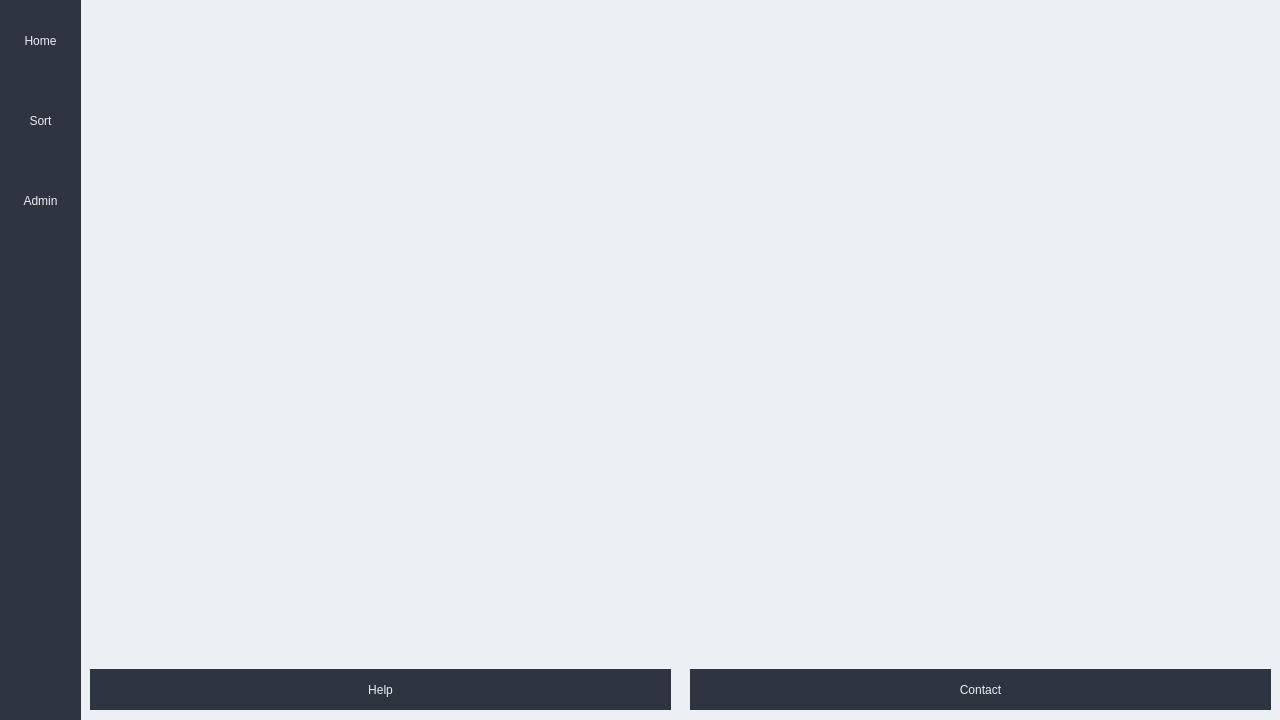
Qt form mainwindow.ui (josharaedwards/CS1C-Project-1) before a commit.
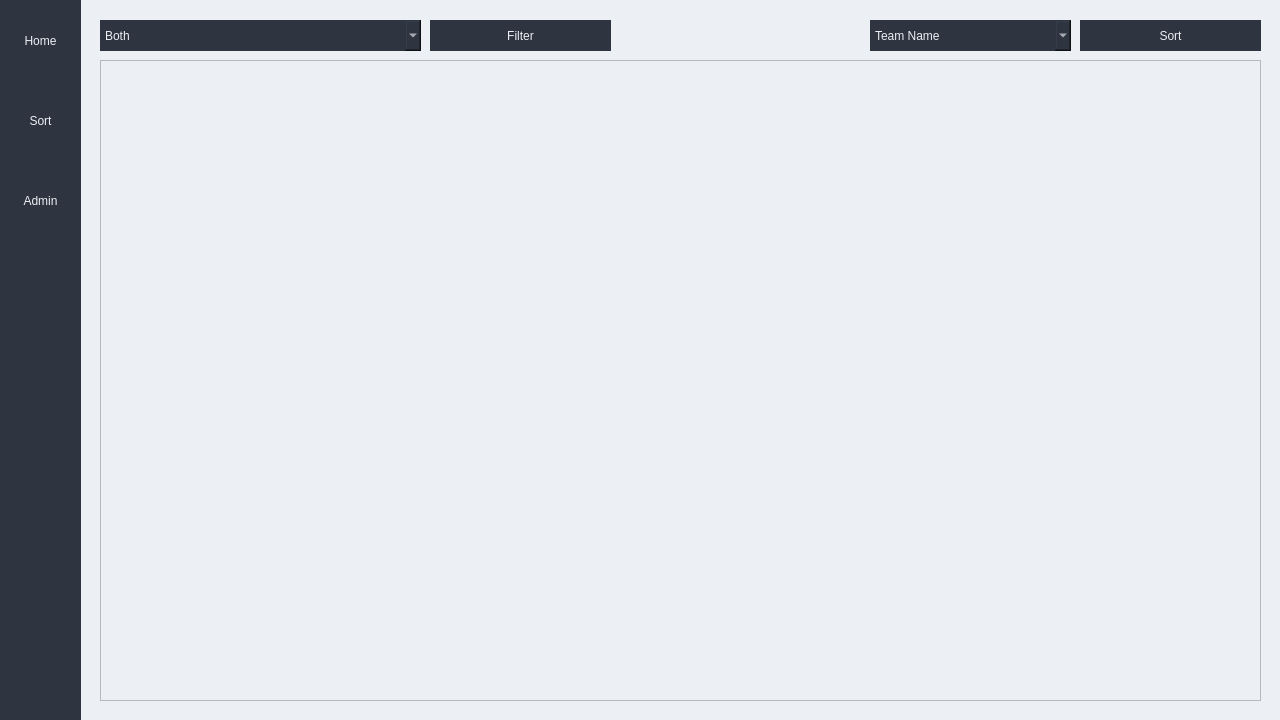
The same form after that commit.

Commit message: Add filter and sort buttons

Diff of the .ui file:
```diff
--- a/mainwindow.ui
+++ b/mainwindow.ui
@@ -271,12 +271,139 @@
       <property name="geometry">
        <rect>
         <x>10</x>
-        <y>80</y>
+        <y>50</y>
         <width>1161</width>
-        <height>611</height>
+        <height>641</height>
        </rect>
       </property>
      </widget>
+     <widget class="QComboBox" name="dataSortDropdown">
+      <property name="geometry">
+       <rect>
+        <x>780</x>
+        <y>10</y>
+        <width>201</width>
+        <height>31</height>
+       </rect>
+      </property>
+      <property name="styleSheet">
+       <string notr="true">QComboBox {
+	border:none;
+	font: 75 12pt &quot;Consolas&quot;;
+	background-color: rgb(46, 52, 64);
+	color: rgb(236, 239, 244);
+}</string>
+      </property>
+      <item>
+       <property name="text">
+        <string>Team Name</string>
+       </property>
+      </item>
+      <item>
+       <property name="text">
+        <string>Stadium Name</string>
+       </property>
+      </item>
+      <item>
+       <property name="text">
+        <string>Seating Capacity</string>
+       </property>
+      </item>
+      <item>
+       <property name="text">
+        <string>Location</string>
+       </property>
+      </item>
+     </widget>
+     <widget class="QPushButton" name="dataSortBtn">
+      <property name="geometry">
+       <rect>
+        <x>990</x>
+        <y>10</y>
+        <width>181</width>
+        <height>31</height>
+       </rect>
+      </property>
+      <property name="styleSheet">
+       <string notr="true">QPushButton {
+	border:none;
+	font: 75 12pt &quot;Consolas&quot;;
+	background-color: rgb(46, 52, 64);
+	color: rgb(236, 239, 244);
+}
+
+QPushButton:hover {
+	border:none;
+	font: 75 12pt &quot;Consolas&quot;;
+	background-color: rgb(216, 222, 233);
+	color: rgb(46, 52, 64);
+}</string>
+      </property>
+      <property name="text">
+       <string>Sort</string>
+      </property>
+     </widget>
+     <widget class="QComboBox" name="dataFilterDropdown">
+      <property name="geometry">
+       <rect>
+        <x>10</x>
+        <y>10</y>
+        <width>321</width>
+        <height>31</height>
+       </rect>
+      </property>
+      <property name="styleSheet">
+       <string notr="true">QComboBox {
+	border:none;
+	font: 75 12pt &quot;Consolas&quot;;
+	background-color: rgb(46, 52, 64);
+	color: rgb(236, 239, 244);
+}</string>
+      </property>
+      <item>
+       <property name="text">
+        <string>Both</string>
+       </property>
+      </item>
+      <item>
+       <property name="text">
+        <string>American Football Conference (AFC)</string>
+       </property>
+      </item>
+      <item>
+       <property name="text">
+        <string>National Football League (NFL)</string>
+       </property>
+      </item>
+     </widget>
+     <widget class="QPushButton" name="dataFilterBtn">
+      <property name="geometry">
+       <rect>
+        <x>340</x>
+        <y>10</y>
+        <width>181</width>
+        <height>31</height>
+       </rect>
+      </property>
+      <property name="styleSheet">
+       <string notr="true">QPushButton {
+	border:none;
+	font: 75 12pt &quot;Consolas&quot;;
+	background-color: rgb(46, 52, 64);
+	color: rgb(236, 239, 244);
+}
+
+QPushButton:hover {
+	border:none;
+	font: 75 12pt &quot;Consolas&quot;;
+	background-color: rgb(216, 222, 233);
+	color: rgb(46, 52, 64);
+}</string>
+      </property>
+      <property name="text">
+       <string>Filter</string>
+      </property>
+     </widget>
     </widget>
     <widget class="QWidget" name="adminContent" native="true">
      <property name="geometry">
@@ -298,8 +425,8 @@
      </layout>
     </widget>
     <zorder>adminContent</zorder>
-    <zorder>sortContent</zorder>
     <zorder>homeContent</zorder>
+    <zorder>sortContent</zorder>
    </widget>
   </widget>
  </widget>
```
